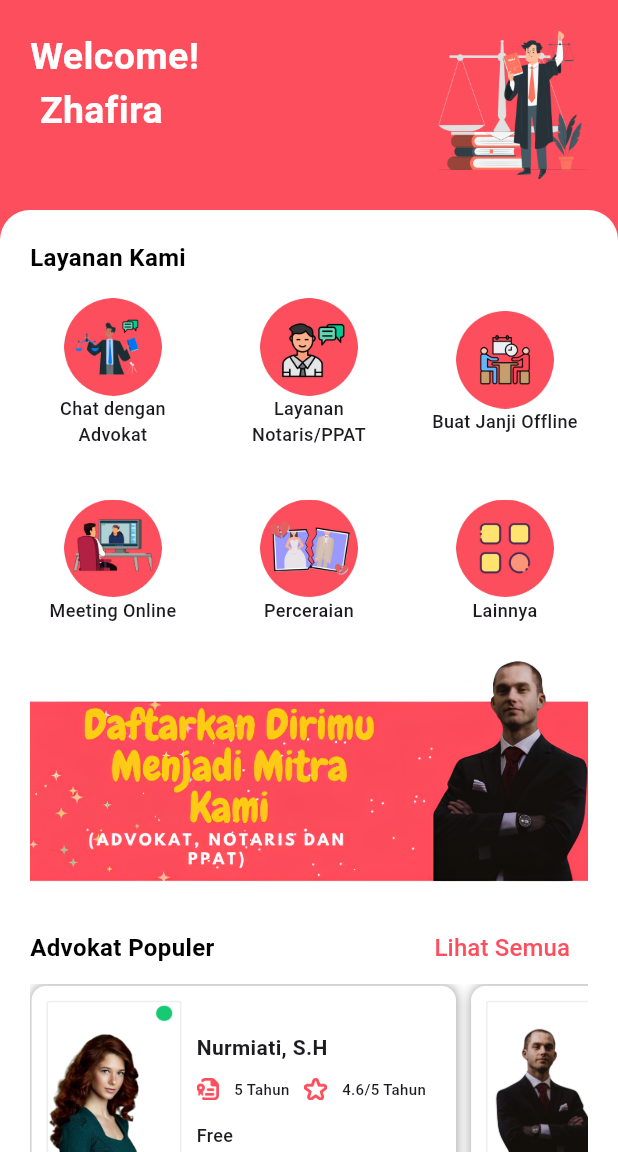
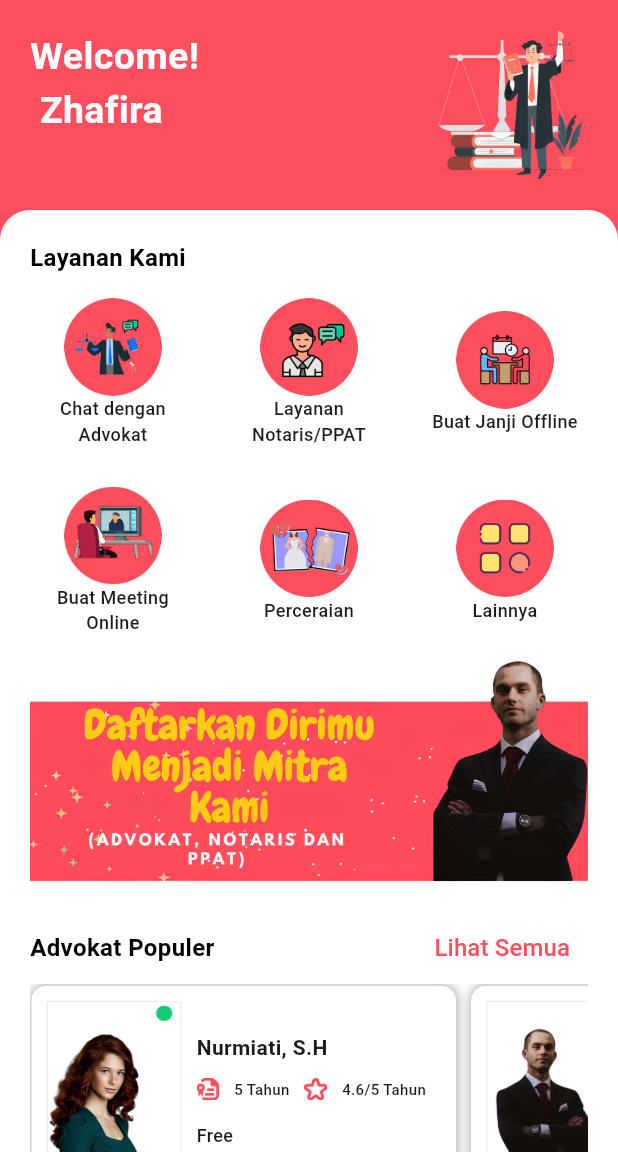
Before and after one commit to fadhilabrar/hukum_apps, a Flutter app: the DashboardView screen opened directly, on a phone screen of 412 x 824 dp, the part 84-1236 px from its top. Run offline on Flutter 3.47's test engine with Material 3 defaults, Android fonts, the light colour scheme and no system bars; our stand-ins replace get, google_fonts, hexcolor; missing offline and left inert: data_filters; Roboto replaces fonts that are missing (Ubuntu).

Commit message:
Changes to be committed: 	modified:   lib/chatnotaris.dart 	modified:   lib/chtadvokat1.dart 	modified:   lib/dash_view.dart

```diff
--- a/lib/chatnotaris.dart
+++ b/lib/chatnotaris.dart
@@ -16,10 +16,10 @@
   @override
   Widget build(BuildContext context) {
     List<List> data = [
-      ['5 Tahun', '4,6', 'Perempuan'],
+      ['5 Tahun', '4,6', 'Makassar'],
     ];
 
-    List<String> titles = ['Pengalaman', 'Rating', 'Jenis Kelamin'];
+    List<String> titles = ['Pengalaman', 'Rating', 'Kabupaten/Kota'];
 
     return Scaffold(
       appBar: AppBar(
--- a/lib/chtadvokat1.dart
+++ b/lib/chtadvokat1.dart
@@ -20,10 +20,10 @@
   @override
   Widget build(BuildContext context) {
     List<List> data = [
-      ['5 Tahun', '4,6', 'Perempuan'],
+      ['5 Tahun', '4,6', 'Makassar'],
     ];
 
-    List<String> titles = ['Pengalaman', 'Rating', 'Jenis Kelamin'];
+    List<String> titles = ['Pengalaman', 'Rating', 'Kabupaten/Kota'];
 
     return Scaffold(
       appBar: AppBar(
--- a/lib/dash_view.dart
+++ b/lib/dash_view.dart
@@ -175,7 +175,7 @@
                                       height: 65,
                                       width: 65,
                                       ),
-                                      Text('Meeting Online',
+                                      Text('Buat Meeting Online',
                                       style: GoogleFonts.ubuntu(
                                         fontSize: 12,
                                         fontWeight: FontWeight.w500),
```
